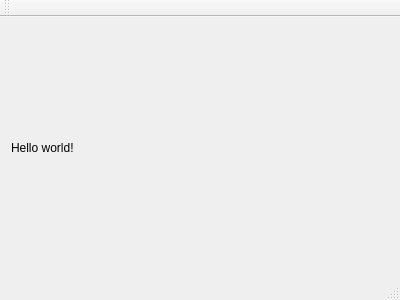
Qt form qtheroes3/mainwindow.ui (Kakemixen/vcmi) before a commit.
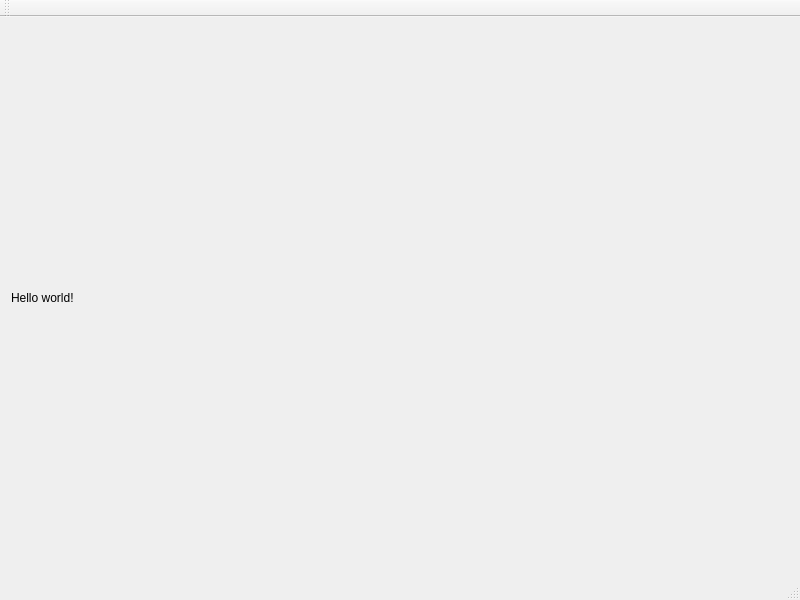
The same form after that commit.

What changed in the file:
```diff
--- a/qtheroes3/mainwindow.ui
+++ b/qtheroes3/mainwindow.ui
@@ -6,8 +6,8 @@
    <rect>
     <x>0</x>
     <y>0</y>
-    <width>400</width>
-    <height>300</height>
+    <width>800</width>
+    <height>600</height>
    </rect>
   </property>
   <property name="windowTitle">
@@ -20,6 +20,14 @@
       <property name="text">
        <string>Hello world!</string>
       </property>
+      <property name="geometry">
+       <rect>
+        <x>0</x>
+        <y>0</y>
+        <width>800</width>
+        <height>600</height>
+       </rect>
+      </property>
      </widget>
     </item>
    </layout>
```
